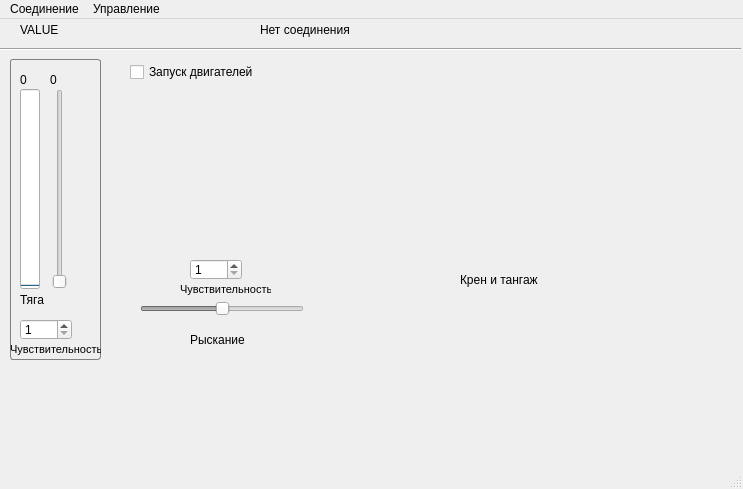
The window that mainwindow.ui (alkiz/Q1_Control_Panel) describes before a commit, drawn with Qt 5.
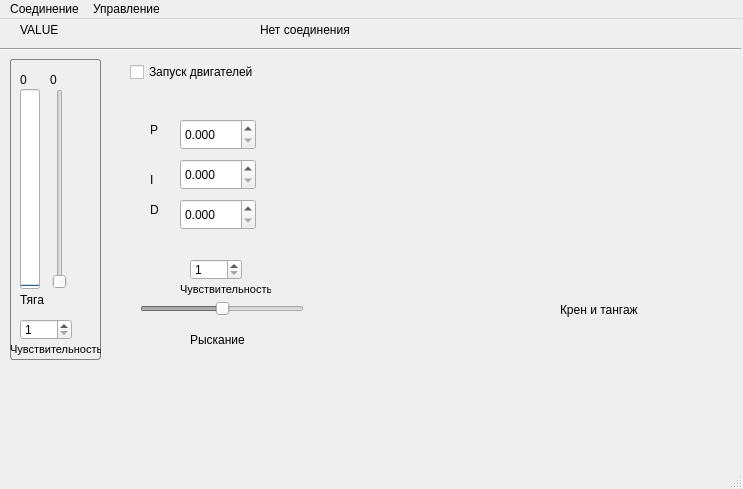
The same window after the commit. Icons and pictures are not drawn.

Patch:
```diff
--- a/mainwindow.ui
+++ b/mainwindow.ui
@@ -340,12 +340,117 @@
       </property>
      </widget>
     </widget>
+    <widget class="QDoubleSpinBox" name="P_SpinBox">
+     <property name="geometry">
+      <rect>
+       <x>170</x>
+       <y>60</y>
+       <width>76</width>
+       <height>31</height>
+      </rect>
+     </property>
+     <property name="focusPolicy">
+      <enum>Qt::ClickFocus</enum>
+     </property>
+     <property name="keyboardTracking">
+      <bool>false</bool>
+     </property>
+     <property name="decimals">
+      <number>3</number>
+     </property>
+     <property name="singleStep">
+      <double>0.010000000000000</double>
+     </property>
+    </widget>
+    <widget class="QDoubleSpinBox" name="I_SpinBox">
+     <property name="geometry">
+      <rect>
+       <x>170</x>
+       <y>100</y>
+       <width>76</width>
+       <height>31</height>
+      </rect>
+     </property>
+     <property name="focusPolicy">
+      <enum>Qt::ClickFocus</enum>
+     </property>
+     <property name="keyboardTracking">
+      <bool>false</bool>
+     </property>
+     <property name="decimals">
+      <number>3</number>
+     </property>
+     <property name="singleStep">
+      <double>0.010000000000000</double>
+     </property>
+    </widget>
+    <widget class="QDoubleSpinBox" name="D_SpinBox">
+     <property name="geometry">
+      <rect>
+       <x>170</x>
+       <y>140</y>
+       <width>76</width>
+       <height>31</height>
+      </rect>
+     </property>
+     <property name="focusPolicy">
+      <enum>Qt::ClickFocus</enum>
+     </property>
+     <property name="keyboardTracking">
+      <bool>false</bool>
+     </property>
+     <property name="decimals">
+      <number>3</number>
+     </property>
+     <property name="singleStep">
+      <double>0.010000000000000</double>
+     </property>
+    </widget>
+    <widget class="QLabel" name="P_label">
+     <property name="geometry">
+      <rect>
+       <x>140</x>
+       <y>60</y>
+       <width>21</width>
+       <height>21</height>
+      </rect>
+     </property>
+     <property name="text">
+      <string>P</string>
+     </property>
+    </widget>
+    <widget class="QLabel" name="I_label">
+     <property name="geometry">
+      <rect>
+       <x>140</x>
+       <y>110</y>
+       <width>21</width>
+       <height>21</height>
+      </rect>
+     </property>
+     <property name="text">
+      <string>I</string>
+     </property>
+    </widget>
+    <widget class="QLabel" name="D_label">
+     <property name="geometry">
+      <rect>
+       <x>140</x>
+       <y>140</y>
+       <width>21</width>
+       <height>21</height>
+      </rect>
+     </property>
+     <property name="text">
+      <string>D</string>
+     </property>
+    </widget>
    </widget>
    <widget class="QGroupBox" name="blueGroupBox">
     <property name="geometry">
      <rect>
-      <x>400</x>
-      <y>40</y>
+      <x>500</x>
+      <y>70</y>
       <width>221</width>
       <height>241</height>
      </rect>
```
Left out of the diff: 7 changed lines with no effect on the pictures.
